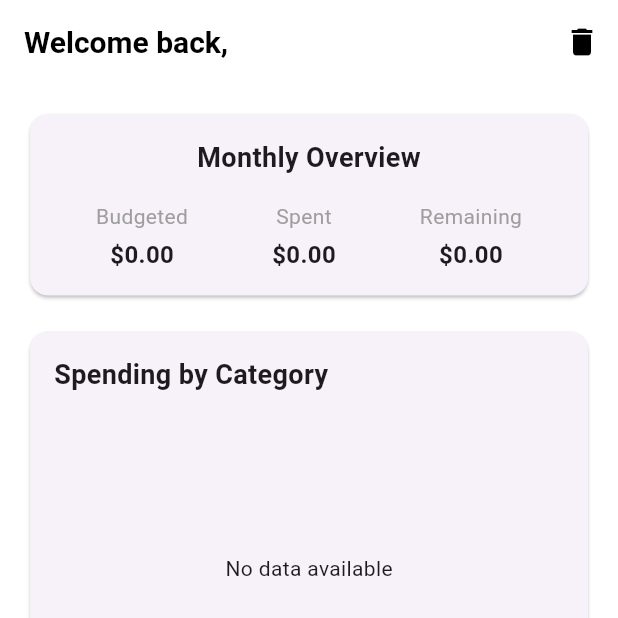
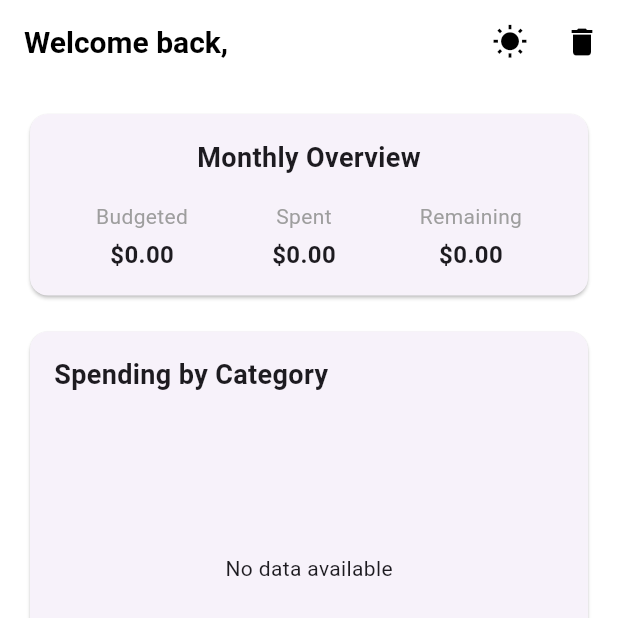
Before and after one commit to ProffMash/Budget-Tracker-App---PLP-Final-Project, a Flutter app: the DashboardPage screen opened directly, on a phone screen of 412 x 824 dp, the top half of it. Run offline on Flutter 3.47's test engine with Material 3 defaults, Android fonts, the phone set to English and light mode, and no system bars; our stand-ins replace fl_chart, fluttertoast, hive, hive_flutter; accounts and stored records are empty.

Commit message:
Implement theme switching functionality: add ThemeNotifier, ThemeProvider, and ThemeToggle components; integrate dark theme support in the app.

```diff
--- a/lib/pages/dashboard_page.dart
+++ b/lib/pages/dashboard_page.dart
@@ -10,6 +10,8 @@ import 'package:budget_app/widgets/budget_card.dart';
 import 'package:budget_app/widgets/spending_chart.dart';
 import 'package:fluttertoast/fluttertoast.dart';
 import 'package:budget_app/pages/login_page.dart';
+import 'package:budget_app/theme/theme_provider.dart';
+import 'package:budget_app/theme/theme_toggle.dart';
 
 class DashboardPage extends StatefulWidget {
   const DashboardPage({super.key});
@@ -52,11 +54,17 @@ class _DashboardPageState extends State<DashboardPage> {
   @override
   Widget build(BuildContext context) {
     final user = UserService.currentUser;
+    final themeNotifier = ThemeProvider.of(context);
+    final isDark = themeNotifier.themeMode == ThemeMode.dark;
 
     return Scaffold(
       appBar: AppBar(
         title: Text('Welcome back, ${user?.name ?? ''}'),
         actions: [
+          ThemeToggle(
+            isDark: isDark,
+            onToggle: () => setState(() => themeNotifier.toggleTheme()),
+          ),
           IconButton(
             icon: const Icon(Icons.delete),
             onPressed: _deleteAccount,
--- a/lib/theme/app_theme.dart
+++ b/lib/theme/app_theme.dart
@@ -51,4 +51,56 @@ class AppTheme {
       ),
     ),
   );
+
+  static final ThemeData darkTheme = ThemeData(
+    brightness: Brightness.dark,
+    primarySwatch: Colors.blue,
+    scaffoldBackgroundColor: Colors.black,
+    appBarTheme: const AppBarTheme(
+      backgroundColor: Colors.black,
+      elevation: 0,
+      iconTheme: IconThemeData(color: Colors.white),
+      titleTextStyle: TextStyle(
+        color: Colors.white,
+        fontSize: 20,
+        fontWeight: FontWeight.bold,
+      ),
+    ),
+    inputDecorationTheme: InputDecorationTheme(
+      border: OutlineInputBorder(
+        borderRadius: BorderRadius.circular(8),
+        borderSide: const BorderSide(color: Colors.grey),
+      ),
+      enabledBorder: OutlineInputBorder(
+        borderRadius: BorderRadius.circular(8),
+        borderSide: const BorderSide(color: Colors.grey),
+      ),
+      focusedBorder: OutlineInputBorder(
+        borderRadius: BorderRadius.circular(8),
+        borderSide: const BorderSide(color: Colors.blue),
+      ),
+      contentPadding: const EdgeInsets.symmetric(horizontal: 16, vertical: 12),
+    ),
+    elevatedButtonTheme: ElevatedButtonThemeData(
+      style: ElevatedButton.styleFrom(
+        backgroundColor: Colors.blue,
+        foregroundColor: Colors.white,
+        padding: const EdgeInsets.symmetric(vertical: 16),
+        shape: RoundedRectangleBorder(
+          borderRadius: BorderRadius.circular(8),
+        ),
+      ),
+    ),
+    textTheme: const TextTheme(
+      displayLarge: TextStyle(
+        fontSize: 24,
+        fontWeight: FontWeight.bold,
+        color: Colors.white,
+      ),
+      bodyLarge: TextStyle(
+        fontSize: 16,
+        color: Colors.white,
+      ),
+    ),
+  );
 }
--- /dev/null
+++ b/lib/theme/theme_notifier.dart
@@ -0,0 +1,21 @@
+import 'package:flutter/material.dart';
+
+class ThemeNotifier extends ChangeNotifier {
+  ThemeMode _themeMode = ThemeMode.system;
+
+  ThemeMode get themeMode => _themeMode;
+
+  void toggleTheme() {
+    if (_themeMode == ThemeMode.light) {
+      _themeMode = ThemeMode.dark;
+    } else {
+      _themeMode = ThemeMode.light;
+    }
+    notifyListeners();
+  }
+
+  void setTheme(ThemeMode mode) {
+    _themeMode = mode;
+    notifyListeners();
+  }
+}
--- /dev/null
+++ b/lib/theme/theme_provider.dart
@@ -0,0 +1,16 @@
+import 'package:flutter/material.dart';
+import 'theme_notifier.dart';
+
+class ThemeProvider extends InheritedNotifier<ThemeNotifier> {
+  const ThemeProvider({
+    super.key,
+    required ThemeNotifier notifier,
+    required super.child,
+  }) : super(notifier: notifier);
+
+  static ThemeNotifier of(BuildContext context) {
+    return context
+        .dependOnInheritedWidgetOfExactType<ThemeProvider>()!
+        .notifier!;
+  }
+}
--- /dev/null
+++ b/lib/theme/theme_toggle.dart
@@ -0,0 +1,16 @@
+import 'package:flutter/material.dart';
+
+class ThemeToggle extends StatelessWidget {
+  final bool isDark;
+  final VoidCallback onToggle;
+  const ThemeToggle({super.key, required this.isDark, required this.onToggle});
+
+  @override
+  Widget build(BuildContext context) {
+    return IconButton(
+      icon: Icon(isDark ? Icons.nightlight_round : Icons.wb_sunny),
+      tooltip: isDark ? 'Switch to Light Mode' : 'Switch to Dark Mode',
+      onPressed: onToggle,
+    );
+  }
+}
```
Also changed, not shown: lib/main.dart (+11 -1 lines), lib/theme/theme_icon.dart (added, +16 -0 lines).
